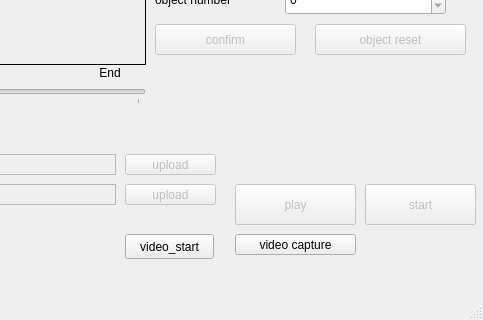
Before: the Qt Designer form project.ui in KoYeJoon/2dFace_to_3dFace, drawn with Qt 5; both pictures show x 685 to 1168 and y 466 to 786 of the 1168 by 786 pixel window.
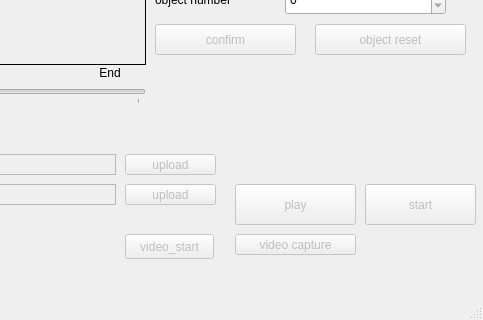
After: the same form once the commit is applied.

```diff
--- a/project.ui
+++ b/project.ui
@@ -305,6 +305,9 @@
     </property>
    </widget>
    <widget class="QPushButton" name="btn_video_start">
+    <property name="enabled">
+     <bool>false</bool>
+    </property>
     <property name="geometry">
      <rect>
       <x>810</x>
@@ -318,6 +321,9 @@
     </property>
    </widget>
    <widget class="QPushButton" name="btn_video_capture">
+    <property name="enabled">
+     <bool>false</bool>
+    </property>
     <property name="geometry">
      <rect>
       <x>920</x>
```
